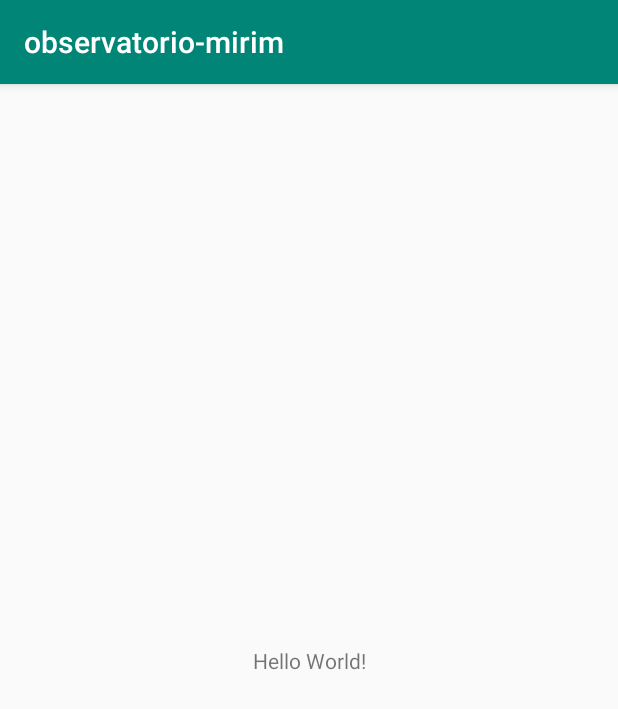
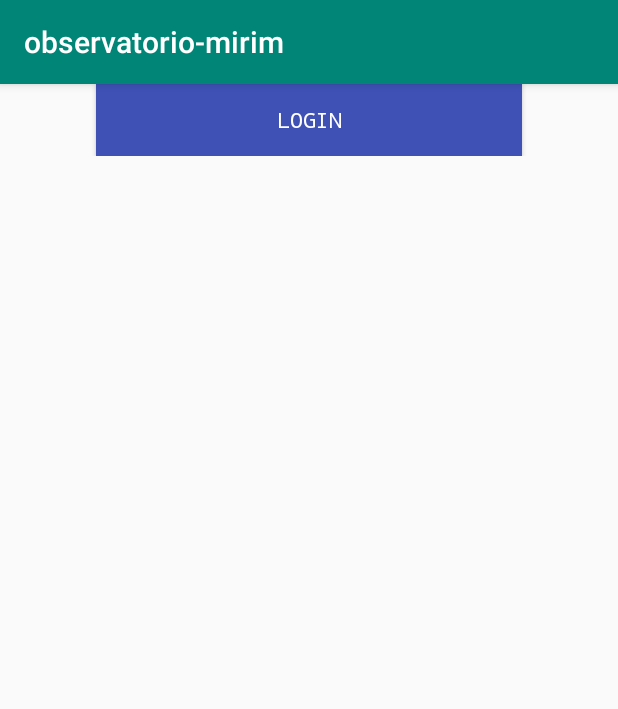
Before and after one commit to gabrielgageiro/observatorio-mirim, an Android app: the LoginActivity screen opened directly, with no data from a screen before it, on a phone screen of 412 x 824 dp. Shown: the top 709 px of the screen. Run offline under Robolectric (Android 15) with nearby library versions, the phone set to English and light mode, and no system bars.

Commit message:
Acrescentando botão de login

```diff
--- a/app/src/main/AndroidManifest.xml
+++ b/app/src/main/AndroidManifest.xml
@@ -16,7 +16,7 @@
                 <category android:name="android.intent.category.LAUNCHER" />
             </intent-filter>
         </activity>
-        <activity android:name=".MainActivity" />
+        <activity android:name=".LoginActivity" />
     </application>
 
 </manifest>
--- a/app/src/main/java/com/example/observatorio_mirim/MainActivity.java
+++ b/app/src/main/java/com/example/observatorio_mirim/LoginActivity.java
@@ -4,11 +4,11 @@ import androidx.appcompat.app.AppCompatActivity;
 
 import android.os.Bundle;
 
-public class MainActivity extends AppCompatActivity {
+public class LoginActivity extends AppCompatActivity {
 
     @Override
     protected void onCreate(Bundle savedInstanceState) {
         super.onCreate(savedInstanceState);
-        setContentView(R.layout.activity_main);
+        setContentView(R.layout.activity_login);
     }
 }
--- a/app/src/main/java/com/example/observatorio_mirim/SplashActivity.java
+++ b/app/src/main/java/com/example/observatorio_mirim/SplashActivity.java
@@ -2,7 +2,6 @@ package com.example.observatorio_mirim;
 
 import android.app.Activity;
 import android.content.Intent;
-import android.os.Build;
 import android.os.Bundle;
 import android.view.View;
 import android.view.animation.Animation;
@@ -61,7 +60,7 @@ public class SplashActivity extends Activity {
 
             @Override
             public final void onAnimationEnd(final Animation lo_animation){
-                startActivity(new Intent(SplashActivity.this, MainActivity.class));
+                startActivity(new Intent(SplashActivity.this, LoginActivity.class));
 
                 finish();
             }
@@ -78,7 +77,7 @@ public class SplashActivity extends Activity {
     Cancela o efeito da splah e vai direto para a tela de inicio
      */
     public void ClickImage(View v) {
-        startActivity(new Intent(SplashActivity.this, MainActivity.class));
+        startActivity(new Intent(SplashActivity.this, LoginActivity.class));
     }
 
 }
--- /dev/null
+++ b/app/src/main/res/layout/activity_login.xml
@@ -0,0 +1,41 @@
+<?xml version="1.0" encoding="utf-8"?>
+<ScrollView
+    xmlns:android="http://schemas.android.com/apk/res/android"
+    android:layout_width="match_parent"
+    android:layout_height="match_parent">
+
+    <LinearLayout
+        android:layout_width="match_parent"
+        android:layout_height="wrap_content"
+        android:orientation="vertical">
+
+        <RelativeLayout
+            android:layout_width="match_parent"
+            android:layout_height="wrap_content"
+            android:orientation="vertical">
+
+            <!--<EditText
+                android:layout_width="match_parent"
+                android:layout_height="wrap_content"
+                android:hint="oi"
+                android:shadowColor="@color/colorPrimary"
+                />-->
+
+            <Button
+                android:layout_width="match_parent"
+                android:layout_height="wrap_content"
+                android:text="LOGIN"
+                android:layout_marginLeft="@android:dimen/notification_large_icon_width"
+                android:layout_marginRight="@android:dimen/notification_large_icon_width"
+                android:background="#3f51b5"
+                android:fontFamily="monospace"
+                android:textColor="#fff"
+                android:layout_alignParentBottom="true"
+                />
+
+        </RelativeLayout>
+
+
+    </LinearLayout>
+
+</ScrollView>
--- a/app/src/main/res/layout/activity_main.xml
+++ /dev/null
@@ -1,18 +0,0 @@
-<?xml version="1.0" encoding="utf-8"?>
-<androidx.constraintlayout.widget.ConstraintLayout xmlns:android="http://schemas.android.com/apk/res/android"
-    xmlns:app="http://schemas.android.com/apk/res-auto"
-    xmlns:tools="http://schemas.android.com/tools"
-    android:layout_width="match_parent"
-    android:layout_height="match_parent"
-    tools:context=".MainActivity">
-
-    <TextView
-        android:layout_width="wrap_content"
-        android:layout_height="wrap_content"
-        android:text="Hello World!"
-        app:layout_constraintBottom_toBottomOf="parent"
-        app:layout_constraintLeft_toLeftOf="parent"
-        app:layout_constraintRight_toRightOf="parent"
-        app:layout_constraintTop_toTopOf="parent" />
-
-</androidx.constraintlayout.widget.ConstraintLayout>
--- a/app/src/main/res/layout/splash_activity.xml
+++ b/app/src/main/res/layout/splash_activity.xml
@@ -4,7 +4,7 @@
     xmlns:tools="http://schemas.android.com/tools"
     android:layout_width="match_parent"
     android:layout_height="match_parent"
-    tools:context=".MainActivity">
+    tools:context=".LoginActivity">
 
     <ImageView
         android:id="@+id/image_nyan_cat"
```
